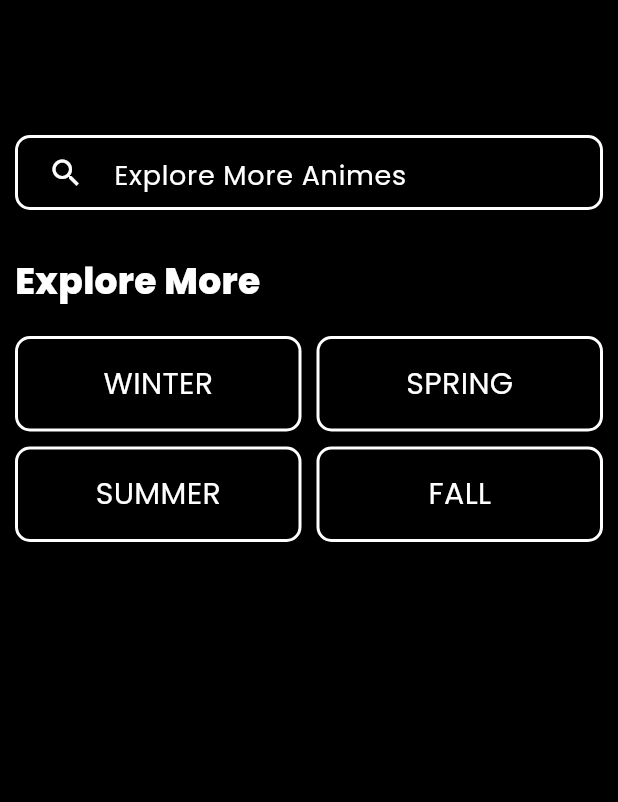
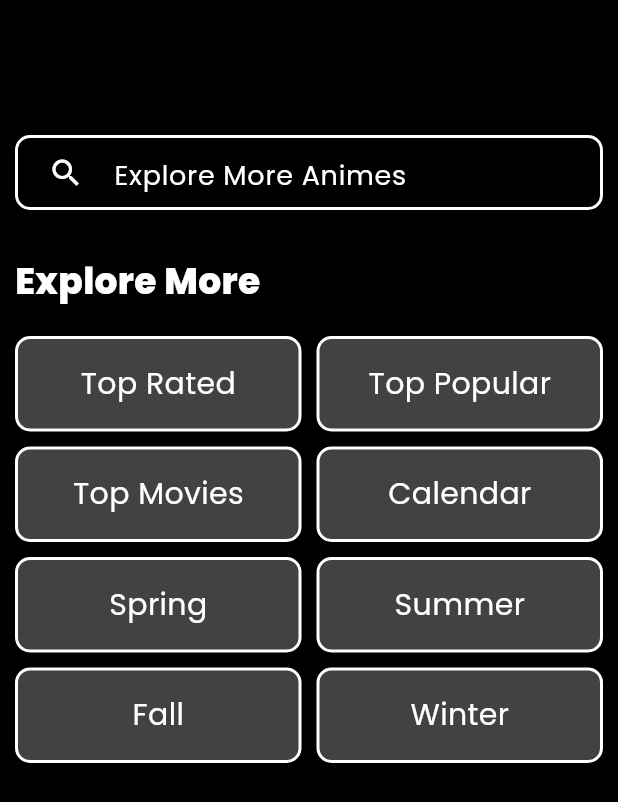
Before and after one commit to kakerublaze/otaku-club, a Flutter app: the ExploreScreen screen opened by its route, on a phone screen of 412 x 824 dp. Shown: the top 802 px of the screen. Run offline on Flutter 3.47's test engine with Material 3 defaults, Android fonts, the light colour scheme and no system bars; our stand-ins replace better_player, cached_network_image, carousel_slider, flutter_spinkit, flutter_svg, get and 8 more; missing offline and left inert: flutter_downloader; network calls fail.

Commit message:
explore page new changes

```diff
--- a/lib/app/modules/explore/explore_screen.dart
+++ b/lib/app/modules/explore/explore_screen.dart
@@ -98,7 +98,7 @@ class ExploreScreen extends StatelessWidget {
                     child: Container(
                       height: 50,
                       decoration: BoxDecoration(
-                        color: AppColor.transparent,
+                        color: AppColor.grey800,
                         border: Border.all(
                           color: AppColor.white,
                           width: 2,
--- a/lib/app/modules/explore/explore_screen_controller.dart
+++ b/lib/app/modules/explore/explore_screen_controller.dart
@@ -4,9 +4,13 @@ import 'package:get/get.dart';
 class ExploreController extends GetxController {
   TextEditingController exploreController = TextEditingController();
   List<String> exploreMapDataList = [
-    "WINTER",
-    "SPRING",
-    "SUMMER",
-    "FALL",
+    "Top Rated",
+    "Top Popular",
+    "Top Movies",
+    "Calendar",
+    "Spring",
+    "Summer",
+    "Fall",
+    "Winter",
   ];
 }
--- a/lib/app/modules/profile/edit_profile.dart
+++ b/lib/app/modules/profile/edit_profile.dart
@@ -76,12 +76,12 @@ class EditProfileScreen extends StatelessWidget {
       bottomNavigationBar: ElevatedButton(
         onPressed: () {},
         style: ButtonStyle(
-          shape: WidgetStateProperty.all<RoundedRectangleBorder>(
+          shape: MaterialStateProperty.all<RoundedRectangleBorder>(
             RoundedRectangleBorder(
               borderRadius: BorderRadius.circular(5.0),
             ),
           ),
-          fixedSize: WidgetStateProperty.all<Size>(
+          fixedSize: MaterialStateProperty.all<Size>(
             const Size(double.maxFinite, 50),
           ),
         ),
--- a/lib/app/modules/profile/profile_screen.dart
+++ b/lib/app/modules/profile/profile_screen.dart
@@ -1,7 +1,7 @@
+import 'package:flutter/material.dart';
+import 'package:get/get.dart';
 import 'package:otakuclub/app/core/utils/extensions.dart';
 import 'package:otakuclub/app/modules/profile/profile_screen_controller.dart';
-import 'package:flutter/material.dart';
-import 'package:get/get.dart';
 
 import '../../core/constants/app_colors.dart';
 
--- a/lib/app/modules/video_player/video_player_controller.dart
+++ b/lib/app/modules/video_player/video_player_controller.dart
@@ -97,8 +97,8 @@ class VideoPlayerController extends GetxController {
     BetterPlayerDataSource dataSource = BetterPlayerDataSource(
       BetterPlayerDataSourceType.network,
       animeStreamingData.sources?[0].url ?? '',
-      useAsmsSubtitles: true,
-      useAsmsTracks: true,
+      // useAsmsSubtitles: true,
+      // useAsmsTracks: true,
       videoFormat: BetterPlayerVideoFormat.hls,
       resolutions: {
         for (var source in animeStreamingData.sources ?? [])
--- a/pubspec.yaml
+++ b/pubspec.yaml
@@ -40,7 +40,7 @@ dependencies:
   carousel_slider: ^5.0.0
   http: ^1.2.2
   intl: ^0.19.0
-  better_player: ^0.0.83
+  better_player: ^0.0.63
   marquee: ^2.2.3
   webview_flutter: ^4.8.0
   url_launcher: ^6.3.0
```
Also changed, not shown: pubspec.lock, 5 other files.
